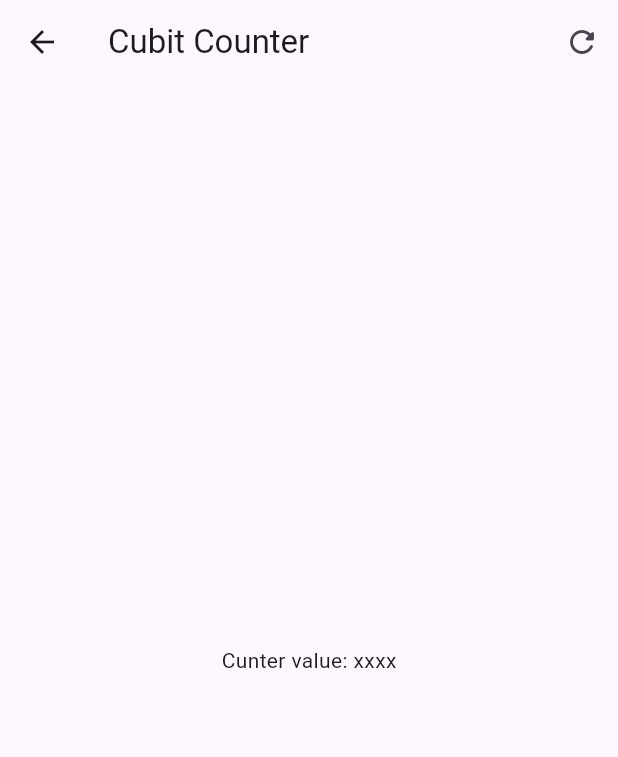
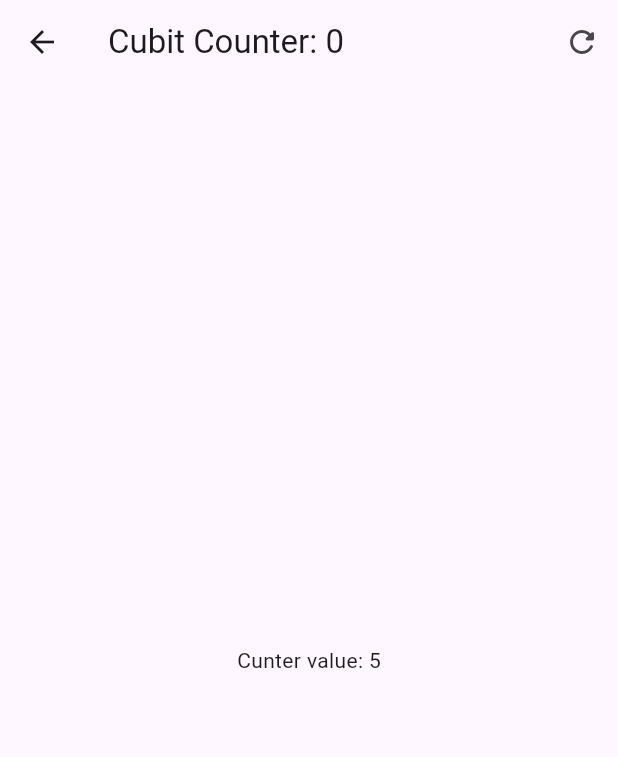
Before and after one commit to AlexhHr23/cubits-y-bloc, a Flutter app: the screen it shows after launch, after a tap on "Cubits", on a phone screen of 412 x 824 dp. Shown: the top 757 px of the screen. Run offline on Flutter 3.47's test engine with Material 3 defaults, Android fonts, the phone set to English and light mode, and no system bars; our stand-ins replace flutter_bloc, go_router.

Commit message:
Llamar métodos del cubit

```diff
--- a/lib/presentation/blocs/counter_cubit/counter_cubit.dart
+++ b/lib/presentation/blocs/counter_cubit/counter_cubit.dart
@@ -14,8 +14,7 @@ class CounterCubit extends Cubit<CounterState> {
   }
   void reset() {
     emit( state.copyWith(
-      counter: 0,
-
+      counter: 0
     ));
   }
 
--- a/lib/presentation/screens/cubit_counter_screen.dart
+++ b/lib/presentation/screens/cubit_counter_screen.dart
@@ -1,46 +1,65 @@
 import 'package:flutter/material.dart';
+import 'package:flutter_bloc/flutter_bloc.dart';
+import 'package:forms_app/presentation/blocs/counter_cubit/counter_cubit.dart';
 
 class CubitCounterScreen extends StatelessWidget {
   const CubitCounterScreen({super.key});
 
   @override
   Widget build(BuildContext context) {
+    return BlocProvider(
+        create: (_) => CounterCubit(), child: _CubitCounterView());
+  }
+}
+
+class _CubitCounterView extends StatelessWidget {
+  const _CubitCounterView({
+    super.key,
+  });
+
+  void increaseCounterBy(BuildContext context, [int value = 1]) {
+    context.read<CounterCubit>().intCreaseBy(value);
+  }
+
+  @override
+  Widget build(BuildContext context) {
+
+    final counterState = context.watch<CounterCubit>().state;
+
     return Scaffold(
       appBar: AppBar(
-        title: const Text('Cubit Counter'),
+        title:  Text('Cubit Counter: ${counterState.transactionCount}'),
         actions: [
           IconButton(
-            onPressed: ()=>{},
-            icon: const Icon(Icons.refresh_rounded)
-          )
+              onPressed: ()  {
+                context.read<CounterCubit>().reset();
+              },
+              icon: const Icon(Icons.refresh_rounded))
         ],
       ),
-      body: const Center(
-        child: Text('Cunter value: xxxx'),
+      body: Center(
+        child: BlocBuilder<CounterCubit, CounterState>(
+          buildWhen: (previous, current) => current.counter != previous.counter,
+          builder: (context, state) {
+            return Text('Cunter value: ${counterState.counter}');
+          },
+        ),
       ),
       floatingActionButton: Column(
-
         mainAxisAlignment: MainAxisAlignment.end,
         children: [
           FloatingActionButton(
             heroTag: '1',
             child: const Text('+3'),
-            onPressed: () => {},
+            onPressed: () => increaseCounterBy(context, 3),
           ),
           const SizedBox(height: 15),
           FloatingActionButton(
-            heroTag: '2',
-            child: const Text('+2'),
-            onPressed: () => {}
-          ),
-           const SizedBox(height: 15),
+              heroTag: '2', child: const Text('+2'), onPressed: () => increaseCounterBy(context, 2)),
+          const SizedBox(height: 15),
           FloatingActionButton(
-            heroTag: '3',
-            child: const Text('+1'),
-            onPressed: () => {}
-          ),
+              heroTag: '3', child: const Text('+1'), onPressed: () => increaseCounterBy(context)),
           const SizedBox(height: 15),
-
         ],
       ),
     );
```
